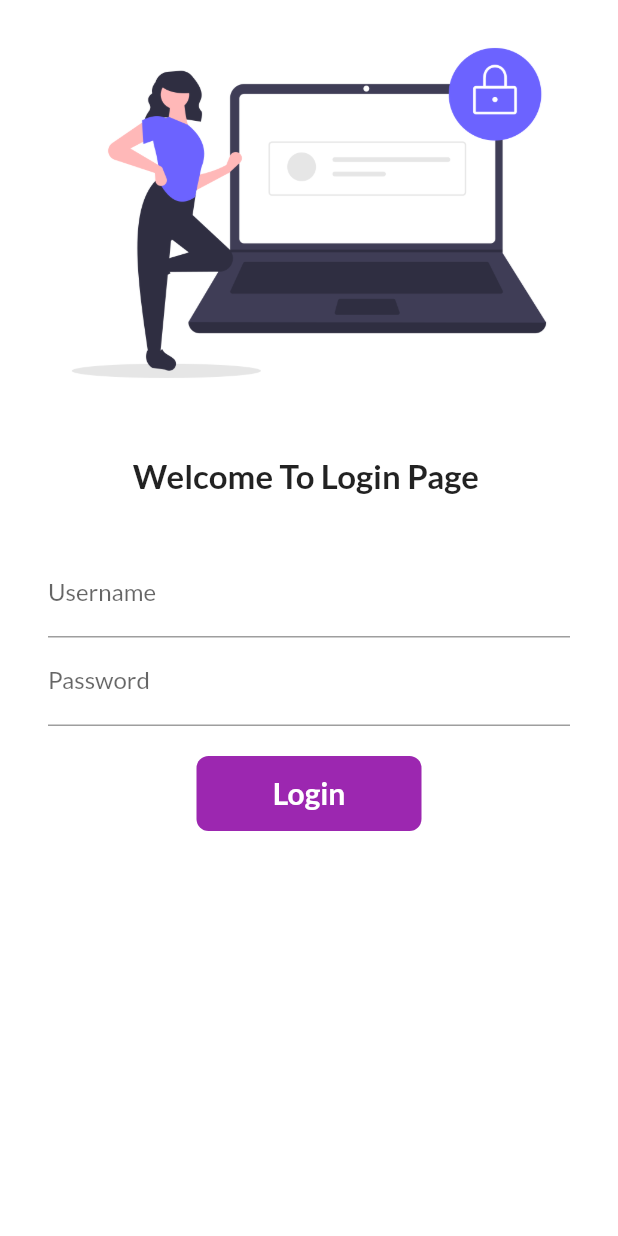
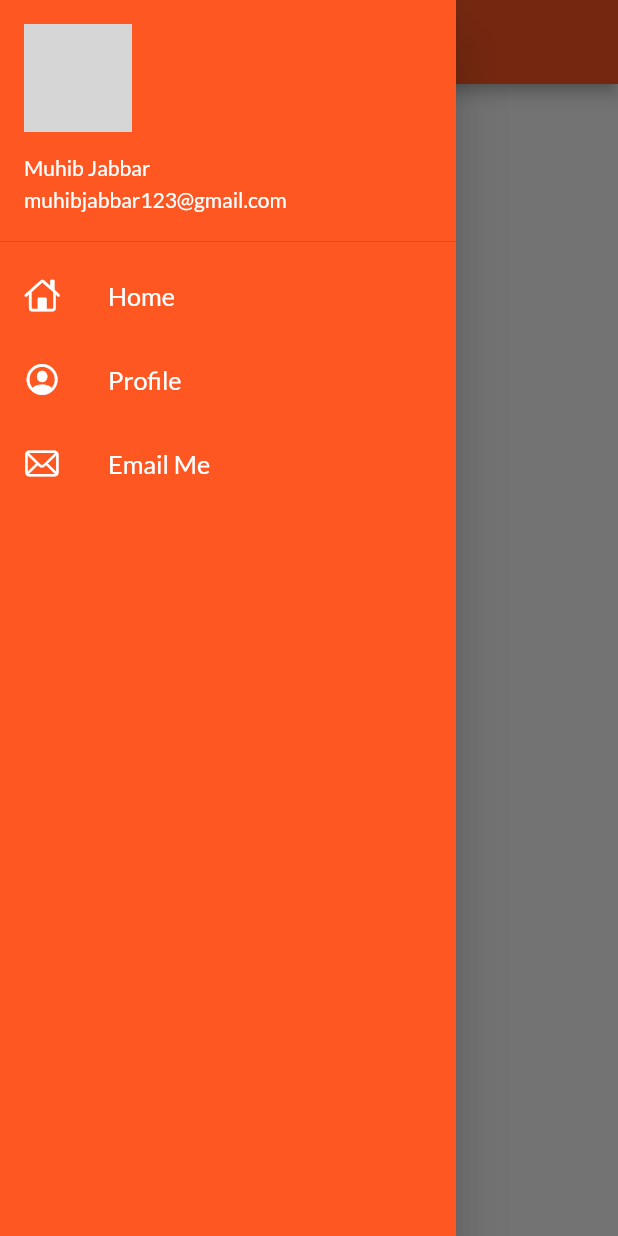
Before and after one commit to MuhibJabbar/Flutter_Practice, a Flutter app: the screen it shows after launch, with the side drawer open (before the commit the screen has no drawer), on a phone screen of 412 x 824 dp. Run offline on Flutter 3.47's test engine with Material 2 defaults, Android fonts, the phone set to English and light mode, and no system bars; our stand-ins replace google_fonts; network calls fail; grey boxes are pictures that could not be loaded.

Commit message:
day9 completed

```diff
--- a/lib/main.dart
+++ b/lib/main.dart
@@ -21,6 +21,8 @@ class MyApp extends StatelessWidget {
       darkTheme: ThemeData(
         brightness: Brightness.dark,
       ),
+      debugShowCheckedModeBanner: false,
+      initialRoute: MyRoutes.homeRoute,
       routes: {
         "/": (context) => LoginPage(),
         MyRoutes.loginRoute: (context) => LoginPage(),
--- a/lib/pages/home_page.dart
+++ b/lib/pages/home_page.dart
@@ -1,4 +1,5 @@
 import 'package:flutter/material.dart';
+import 'package:flutter_application_1/widgets/drawer.dart';
 
 class HomePage extends StatelessWidget {
   const HomePage({Key? key}) : super(key: key);
@@ -16,7 +17,7 @@ class HomePage extends StatelessWidget {
           child: Text('Welcome to the flutter $days '),
         ),
       ),
-      drawer: Drawer(),
+      drawer: MyDrawer(),
     );
   }
 }
--- /dev/null
+++ b/lib/widgets/drawer.dart
@@ -0,0 +1,65 @@
+import 'package:flutter/cupertino.dart';
+import 'package:flutter/material.dart';
+
+class MyDrawer extends StatelessWidget {
+  const MyDrawer({Key? key}) : super(key: key);
+
+  @override
+  Widget build(BuildContext context) {
+    final imageUrl =
+        "https://media-exp1.licdn.com/dms/image/C5603AQHt4cAQNQG_Aw/profile-displayphoto-shrink_200_200/0/1544418559700?e=1646870400&v=beta&t=gzHVenwPWhnwJsYsHDKu2K0b38cFP6dIfMBUQFk_flQ";
+
+    return Drawer(
+      child: Container(
+        color: Colors.deepOrange,
+        child: ListView(
+          children: [
+            DrawerHeader(
+              padding: EdgeInsets.zero,
+              child: UserAccountsDrawerHeader(
+                  margin: EdgeInsets.zero,
+                  accountName: Text("Muhib Jabbar"),
+                  accountEmail: Text("muhibjabbar123@gmail.com"),
+                  currentAccountPicture: CircleAvatar(
+                    backgroundImage: NetworkImage(imageUrl),
+                  )),
+            ),
+            ListTile(
+              leading: Icon(
+                CupertinoIcons.home,
+                color: Colors.white,
+              ),
+              title: Text(
+                "Home",
+                style: TextStyle(color: Colors.white),
+                textScaleFactor: 1.2,
+              ),
+            ),
+            ListTile(
+              leading: Icon(
+                CupertinoIcons.profile_circled,
+                color: Colors.white,
+              ),
+              title: Text(
+                "Profile",
+                style: TextStyle(color: Colors.white),
+                textScaleFactor: 1.2,
+              ),
+            ),
+            ListTile(
+              leading: Icon(
+                CupertinoIcons.mail,
+                color: Colors.white,
+              ),
+              title: Text(
+                "Email Me",
+                style: TextStyle(color: Colors.white),
+                textScaleFactor: 1.2,
+              ),
+            ),
+          ],
+        ),
+      ),
+    );
+  }
+}
```
